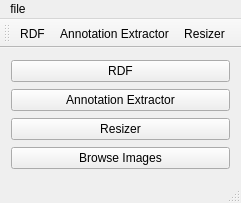
Before: the Qt Designer form forms/mainwindow.ui in Boazrciasn/RDFramework, drawn with Qt 5.
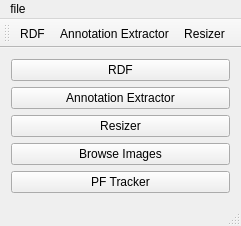
After: the same form once the commit is applied.

Patch:
```diff
--- a/forms/mainwindow.ui
+++ b/forms/mainwindow.ui
@@ -13,7 +13,7 @@
     <x>0</x>
     <y>0</y>
     <width>241</width>
-    <height>203</height>
+    <height>212</height>
    </rect>
   </property>
   <property name="windowTitle">
@@ -64,6 +64,13 @@
       </property>
      </widget>
     </item>
+    <item>
+     <widget class="QPushButton" name="PF_pushButton">
+      <property name="text">
+       <string>PF Tracker</string>
+      </property>
+     </widget>
+    </item>
    </layout>
   </widget>
   <widget class="QMenuBar" name="menuBar">
```
Left out of the diff: 49 changed lines with no effect on the pictures.
